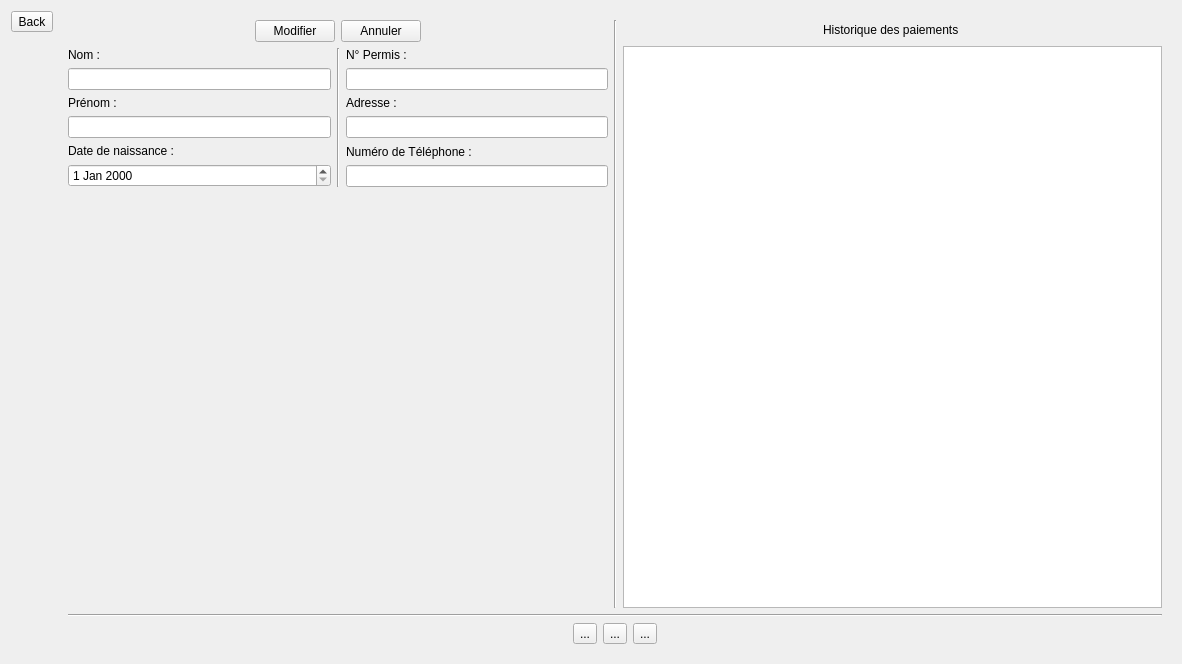
Old version of the form Auto_Ecole/moniteur/moniteur.ui in the repository AmineHouari98/auto_Ecole.
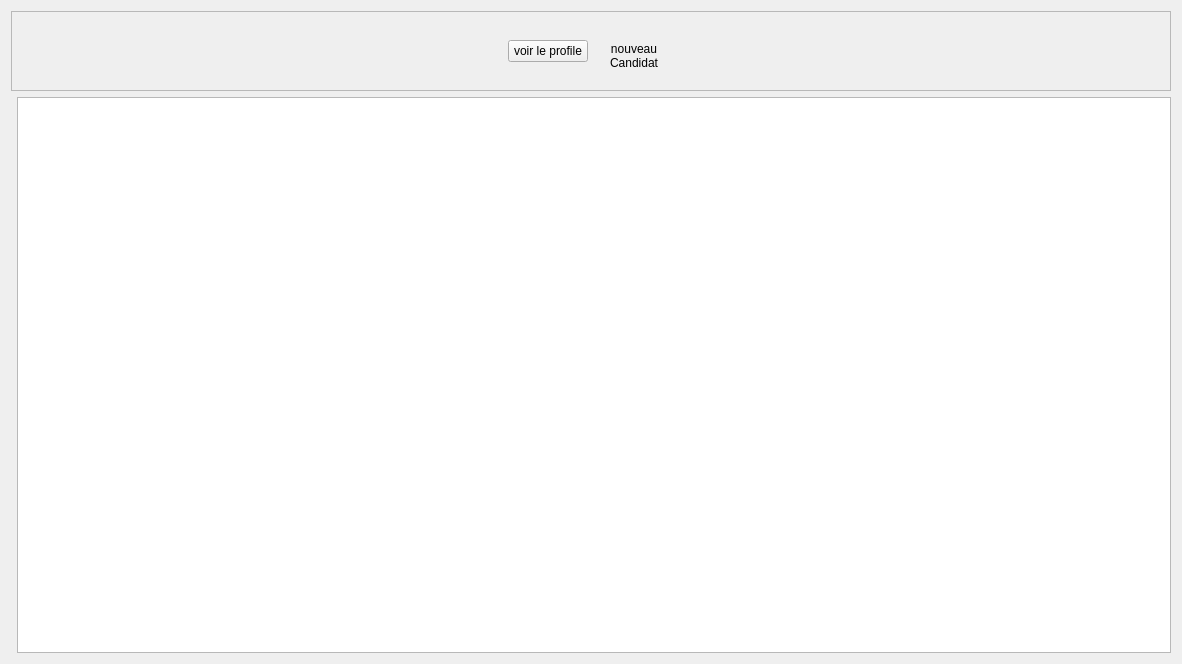
New version of the form. Icons and pictures are not drawn. Custom widgets are drawn as their Qt base class.

```diff
--- a/Auto_Ecole/moniteur/moniteur.ui
+++ b/Auto_Ecole/moniteur/moniteur.ui
@@ -13,40 +13,6 @@
   <property name="windowTitle">
    <string>Form</string>
   </property>
-  <layout class="QGridLayout" name="gridLayout_2">
-   <item row="0" column="0">
-    <layout class="QVBoxLayout" name="verticalLayout_2">
-     <item>
-      <widget class="QToolButton" name="toolButton_back">
-       <property name="text">
-        <string>Back</string>
-       </property>
-      </widget>
-     </item>
-     <item>
-      <spacer name="verticalSpacer_3">
-       <property name="orientation">
-        <enum>Qt::Vertical</enum>
-       </property>
-       <property name="sizeHint" stdset="0">
-        <size>
-         <width>20</width>
-         <height>40</height>
-        </size>
-       </property>
-      </spacer>
-     </item>
-    </layout>
-   </item>
-   <item row="0" column="1">
-    <widget class="QStackedWidget" name="stackedWidget">
-     <property name="styleSheet">
-      <string notr="true">font: 10pt &quot;Yu Gothic UI&quot;;</string>
-     </property>
-     <property name="currentIndex">
-      <number>1</number>
-     </property>
-     <widget class="QWidget" name="page">
       <layout class="QGridLayout" name="gridLayout">
        <item row="0" column="0">
         <layout class="QVBoxLayout" name="verticalLayout">
@@ -176,305 +142,6 @@
           </layout>
          </item>
         </layout>
-       </item>
-      </layout>
-     </widget>
-     <widget class="QWidget" name="page_2">
-      <layout class="QGridLayout" name="gridLayout_3">
-       <item row="0" column="0">
-        <layout class="QVBoxLayout" name="verticalLayout_16">
-         <item>
-          <layout class="QHBoxLayout" name="horizontalLayout_8">
-           <item>
-            <layout class="QVBoxLayout" name="verticalLayout_11">
-             <item>
-              <layout class="QHBoxLayout" name="horizontalLayout_5">
-               <item>
-                <spacer name="horizontalSpacer_6">
-                 <property name="orientation">
-                  <enum>Qt::Horizontal</enum>
-                 </property>
-                 <property name="sizeHint" stdset="0">
-                  <size>
-                   <width>40</width>
-                   <height>20</height>
-                  </size>
-                 </property>
-                </spacer>
-               </item>
-               <item>
-                <widget class="QPushButton" name="pushButton_modifier">
-                 <property name="text">
-                  <string>Modifier</string>
-                 </property>
-                </widget>
-               </item>
-               <item>
-                <widget class="QPushButton" name="pushButton_annuler">
-                 <property name="text">
-                  <string>Annuler</string>
-                 </property>
-                </widget>
-               </item>
-               <item>
-                <spacer name="horizontalSpacer_5">
-                 <property name="orientation">
-                  <enum>Qt::Horizontal</enum>
-                 </property>
-                 <property name="sizeHint" stdset="0">
-                  <size>
-                   <width>40</width>
-                   <height>20</height>
-                  </size>
-                 </property>
-                </spacer>
-               </item>
-              </layout>
-             </item>
-             <item>
-              <layout class="QHBoxLayout" name="horizontalLayout_3">
-               <item>
-                <layout class="QVBoxLayout" name="verticalLayout_13">
-                 <item>
-                  <layout class="QVBoxLayout" name="verticalLayout_4">
-                   <item>
-                    <widget class="QLabel" name="label_Code_2">
-                     <property name="text">
-                      <string>Nom :</string>
-                     </property>
-                    </widget>
-                   </item>
-                   <item>
-                    <widget class="QLineEdit" name="lineEdit_nom"/>
-                   </item>
-                  </layout>
-                 </item>
-                 <item>
-                  <layout class="QVBoxLayout" name="verticalLayout_5">
-                   <item>
-                    <widget class="QLabel" name="label_Nom_2">
-                     <property name="text">
-                      <string>Prénom :</string>
-                     </property>
-                    </widget>
-                   </item>
-                   <item>
-                    <widget class="QLineEdit" name="lineEdit_prenom"/>
-                   </item>
-                  </layout>
-                 </item>
-                 <item>
-                  <layout class="QVBoxLayout" name="verticalLayout_7">
-                   <item>
-                    <widget class="QLabel" name="label_7">
-                     <property name="text">
-                      <string>Date de naissance :</string>
-                     </property>
-                    </widget>
-                   </item>
-                   <item>
-                    <widget class="QDateEdit" name="dateEdit_naissanceCandidat"/>
-                   </item>
-                  </layout>
-                 </item>
-                </layout>
-               </item>
-               <item>
-                <widget class="Line" name="line">
-                 <property name="orientation">
-                  <enum>Qt::Vertical</enum>
-                 </property>
-                </widget>
-               </item>
-               <item>
-                <layout class="QVBoxLayout" name="verticalLayout_12">
-                 <item>
-                  <layout class="QVBoxLayout" name="verticalLayout_6">
-                   <item>
-                    <layout class="QVBoxLayout" name="verticalLayout_8">
-                     <item>
-                      <widget class="QLabel" name="label_8">
-                       <property name="text">
-                        <string>N° Permis :</string>
-                       </property>
-                      </widget>
-                     </item>
-                     <item>
-                      <widget class="QLineEdit" name="lineEdit_numCin"/>
-                     </item>
-                    </layout>
-                   </item>
-                   <item>
-                    <widget class="QLabel" name="label_Adresse">
-                     <property name="text">
-                      <string>Adresse :</string>
-                     </property>
-                    </widget>
-                   </item>
-                   <item>
-                    <widget class="QLineEdit" name="lineEdit_adresseAr"/>
-                   </item>
-                  </layout>
-                 </item>
-                 <item>
-                  <layout class="QVBoxLayout" name="verticalLayout_3">
-                   <item>
-                    <widget class="QLabel" name="label_12">
-                     <property name="text">
-                      <string>Numéro de Téléphone :</string>
-                     </property>
-                    </widget>
-                   </item>
-                   <item>
-                    <widget class="QLineEdit" name="lineEdit_numTelephone"/>
-                   </item>
-                  </layout>
-                 </item>
-                </layout>
-               </item>
-              </layout>
-             </item>
-             <item>
-              <spacer name="verticalSpacer">
-               <property name="orientation">
-                <enum>Qt::Vertical</enum>
-               </property>
-               <property name="sizeHint" stdset="0">
-                <size>
-                 <width>20</width>
-                 <height>40</height>
-                </size>
-               </property>
-              </spacer>
-             </item>
-            </layout>
-           </item>
-           <item>
-            <widget class="Line" name="line_2">
-             <property name="orientation">
-              <enum>Qt::Vertical</enum>
-             </property>
-            </widget>
-           </item>
-           <item>
-            <layout class="QVBoxLayout" name="verticalLayout_15">
-             <item>
-              <layout class="QHBoxLayout" name="horizontalLayout_6">
-               <item>
-                <spacer name="horizontalSpacer_7">
-                 <property name="orientation">
-                  <enum>Qt::Horizontal</enum>
-                 </property>
-                 <property name="sizeHint" stdset="0">
-                  <size>
-                   <width>40</width>
-                   <height>20</height>
-                  </size>
-                 </property>
-                </spacer>
-               </item>
-               <item>
-                <widget class="QLabel" name="label">
-                 <property name="text">
-                  <string>Historique des paiements </string>
-                 </property>
-                </widget>
-               </item>
-               <item>
-                <spacer name="horizontalSpacer_8">
-                 <property name="orientation">
-                  <enum>Qt::Horizontal</enum>
-                 </property>
-                 <property name="sizeHint" stdset="0">
-                  <size>
-                   <width>40</width>
-                   <height>20</height>
-                  </size>
-                 </property>
-                </spacer>
-               </item>
-              </layout>
-             </item>
-             <item>
-              <widget class="QTableView" name="tableView_2"/>
-             </item>
-            </layout>
-           </item>
-          </layout>
-         </item>
-         <item>
-          <widget class="Line" name="line_5">
-           <property name="orientation">
-            <enum>Qt::Horizontal</enum>
-           </property>
-          </widget>
-         </item>
-         <item>
-          <layout class="QHBoxLayout" name="horizontalLayout_10">
-           <item>
-            <spacer name="horizontalSpacer_10">
-             <property name="orientation">
-              <enum>Qt::Horizontal</enum>
-             </property>
-             <property name="sizeHint" stdset="0">
-              <size>
-               <width>40</width>
-               <height>20</height>
-              </size>
-             </property>
-            </spacer>
-           </item>
-           <item>
-            <layout class="QHBoxLayout" name="horizontalLayout_7">
-             <item>
-              <widget class="QToolButton" name="toolButton">
-               <property name="text">
-                <string>...</string>
-               </property>
-              </widget>
-             </item>
-             <item>
-              <widget class="QToolButton" name="toolButton_2">
-               <property name="text">
-                <string>...</string>
-               </property>
-              </widget>
-             </item>
-             <item>
-              <widget class="QToolButton" name="toolButton_3">
-               <property name="minimumSize">
-                <size>
-                 <width>0</width>
-                 <height>0</height>
-                </size>
-               </property>
-               <property name="text">
-                <string>...</string>
-               </property>
-              </widget>
-             </item>
-            </layout>
-           </item>
-           <item>
-            <spacer name="horizontalSpacer_9">
-             <property name="orientation">
-              <enum>Qt::Horizontal</enum>
-             </property>
-             <property name="sizeHint" stdset="0">
-              <size>
-               <width>40</width>
-               <height>20</height>
-              </size>
-             </property>
-            </spacer>
-           </item>
-          </layout>
-         </item>
-        </layout>
-       </item>
-      </layout>
-     </widget>
-    </widget>
    </item>
   </layout>
  </widget>
```
Lines whose indentation alone changed are shown as unchanged.
